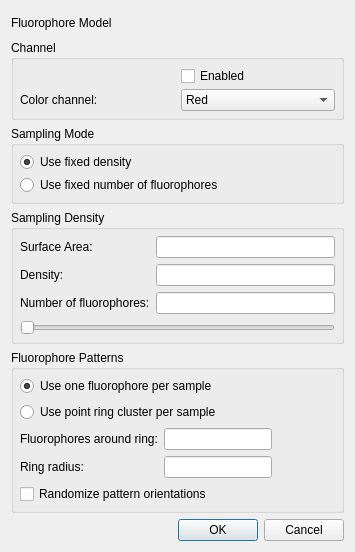
Before: the Qt Designer form apps/MicroscopeSimulator/FluorophoreModelDialog.ui in CISMM/MicroscopeSimulator2, drawn with Qt 5.
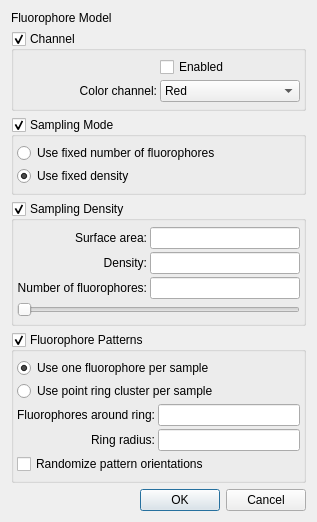
After: the same form once the commit is applied.

Commit message: Added prototype collapse capability for control panel sections.

```diff
--- a/apps/MicroscopeSimulator/FluorophoreModelDialog.ui
+++ b/apps/MicroscopeSimulator/FluorophoreModelDialog.ui
@@ -6,8 +6,8 @@
    <rect>
     <x>0</x>
     <y>0</y>
-    <width>355</width>
-    <height>552</height>
+    <width>297</width>
+    <height>470</height>
    </rect>
   </property>
   <property name="sizePolicy">
@@ -32,24 +32,42 @@
      <property name="title">
       <string>Channel</string>
      </property>
-     <layout class="QGridLayout" name="gridLayout">
-      <property name="horizontalSpacing">
-       <number>-1</number>
-      </property>
-      <property name="verticalSpacing">
+     <property name="checkable">
+      <bool>true</bool>
+     </property>
+     <layout class="QVBoxLayout" name="verticalLayout_5">
+      <property name="leftMargin">
+       <number>0</number>
+      </property>
+      <property name="topMargin">
        <number>3</number>
       </property>
+      <property name="rightMargin">
+       <number>0</number>
+      </property>
+      <property name="bottomMargin">
+       <number>3</number>
+      </property>
+      <item>
+       <widget class="QWidget" name="gui_ColorChannelWidget" native="true">
+        <layout class="QGridLayout" name="gridLayout_5">
       <property name="margin">
-       <number>6</number>
-      </property>
-      <item row="1" column="0">
+          <number>3</number>
+         </property>
+         <property name="spacing">
+          <number>3</number>
+         </property>
+         <item row="2" column="0">
        <widget class="QLabel" name="gui_ColorChannelLabel">
         <property name="text">
          <string>Color channel:</string>
         </property>
-       </widget>
-      </item>
-      <item row="1" column="1">
+           <property name="alignment">
+            <set>Qt::AlignRight|Qt::AlignTrailing|Qt::AlignVCenter</set>
+           </property>
+          </widget>
+         </item>
+         <item row="2" column="1">
        <widget class="QComboBox" name="gui_ColorChannelComboBox">
         <item>
          <property name="text">
@@ -73,7 +91,7 @@
         </item>
        </widget>
       </item>
-      <item row="0" column="1">
+         <item row="1" column="1">
        <widget class="QCheckBox" name="gui_EnabledCheckBox">
         <property name="text">
          <string>Enabled</string>
@@ -83,28 +101,45 @@
      </layout>
     </widget>
    </item>
+     </layout>
+    </widget>
+   </item>
    <item>
     <widget class="QGroupBox" name="gui_SamplingModeGroupBox">
      <property name="title">
       <string>Sampling Mode</string>
      </property>
+     <property name="flat">
+      <bool>false</bool>
+     </property>
+     <property name="checkable">
+      <bool>true</bool>
+     </property>
      <layout class="QVBoxLayout" name="verticalLayout_2">
       <property name="spacing">
+       <number>0</number>
+      </property>
+      <property name="leftMargin">
+       <number>0</number>
+      </property>
+      <property name="topMargin">
        <number>3</number>
       </property>
-      <property name="margin">
-       <number>6</number>
+      <property name="rightMargin">
+       <number>0</number>
+      </property>
+      <property name="bottomMargin">
+       <number>3</number>
       </property>
       <item>
-       <widget class="QRadioButton" name="gui_useFixedDensity">
-        <property name="text">
-         <string>Use fixed density</string>
-        </property>
-        <property name="checked">
-         <bool>true</bool>
-        </property>
-       </widget>
-      </item>
+       <widget class="QWidget" name="gui_SamplingModeWidget" native="true">
+        <layout class="QVBoxLayout" name="verticalLayout_6">
+         <property name="spacing">
+          <number>3</number>
+         </property>
+         <property name="margin">
+          <number>3</number>
+         </property>
       <item>
        <widget class="QRadioButton" name="gui_useFixedNumberOfFluorophores">
         <property name="text">
@@ -112,6 +147,19 @@
         </property>
        </widget>
       </item>
+         <item>
+          <widget class="QRadioButton" name="gui_useFixedDensity">
+           <property name="text">
+            <string>Use fixed density</string>
+           </property>
+           <property name="checked">
+            <bool>true</bool>
+           </property>
+          </widget>
+         </item>
+        </layout>
+       </widget>
+      </item>
      </layout>
     </widget>
    </item>
@@ -120,20 +168,41 @@
      <property name="title">
       <string>Sampling Density</string>
      </property>
-     <layout class="QFormLayout" name="formLayout_3">
-      <property name="horizontalSpacing">
-       <number>-1</number>
-      </property>
-      <property name="verticalSpacing">
-       <number>-1</number>
+     <property name="checkable">
+      <bool>true</bool>
+     </property>
+     <layout class="QVBoxLayout" name="verticalLayout_4">
+      <property name="spacing">
+       <number>0</number>
       </property>
+      <property name="leftMargin">
+       <number>0</number>
+      </property>
+      <property name="topMargin">
+       <number>3</number>
+      </property>
+      <property name="rightMargin">
+       <number>0</number>
+      </property>
+      <property name="bottomMargin">
+       <number>3</number>
+      </property>
+      <item>
+       <widget class="QWidget" name="gui_SamplingDensityWidget" native="true">
+        <layout class="QGridLayout" name="gridLayout_3">
       <property name="margin">
-       <number>6</number>
+          <number>3</number>
+         </property>
+         <property name="spacing">
+          <number>3</number>
       </property>
       <item row="0" column="0">
        <widget class="QLabel" name="gui_AreaLabel">
         <property name="text">
-         <string>Surface Area:</string>
+            <string>Surface area:</string>
+           </property>
+           <property name="alignment">
+            <set>Qt::AlignRight|Qt::AlignTrailing|Qt::AlignVCenter</set>
         </property>
        </widget>
       </item>
@@ -155,6 +224,9 @@
         <property name="text">
          <string>Density:</string>
         </property>
+           <property name="alignment">
+            <set>Qt::AlignRight|Qt::AlignTrailing|Qt::AlignVCenter</set>
+           </property>
        </widget>
       </item>
       <item row="1" column="1">
@@ -172,6 +244,9 @@
         <property name="text">
          <string>Number of fluorophores:</string>
         </property>
+           <property name="alignment">
+            <set>Qt::AlignRight|Qt::AlignTrailing|Qt::AlignVCenter</set>
+           </property>
        </widget>
       </item>
       <item row="2" column="1">
@@ -197,26 +272,41 @@
      </layout>
     </widget>
    </item>
+     </layout>
+    </widget>
+   </item>
    <item>
     <widget class="QGroupBox" name="gui_FluorophorePatternsGroupBox">
      <property name="title">
       <string>Fluorophore Patterns</string>
      </property>
      <property name="checkable">
-      <bool>false</bool>
+      <bool>true</bool>
      </property>
-     <layout class="QFormLayout" name="formLayout_2">
-      <property name="fieldGrowthPolicy">
-       <enum>QFormLayout::FieldsStayAtSizeHint</enum>
+     <layout class="QVBoxLayout" name="verticalLayout_3">
+      <property name="spacing">
+       <number>0</number>
       </property>
-      <property name="horizontalSpacing">
-       <number>-1</number>
+      <property name="leftMargin">
+       <number>0</number>
       </property>
-      <property name="verticalSpacing">
-       <number>-1</number>
+      <property name="topMargin">
+       <number>3</number>
       </property>
+      <property name="rightMargin">
+       <number>0</number>
+      </property>
+      <property name="bottomMargin">
+       <number>3</number>
+      </property>
+      <item>
+       <widget class="QWidget" name="gui_FluorophorePatternsWidget" native="true">
+        <layout class="QGridLayout" name="gridLayout_2">
       <property name="margin">
-       <number>6</number>
+          <number>3</number>
+         </property>
+         <property name="spacing">
+          <number>3</number>
       </property>
       <item row="0" column="0" colspan="2">
        <widget class="QRadioButton" name="gui_UseSingleFluorophorePerSampleRadioButton">
@@ -228,11 +318,21 @@
         </property>
        </widget>
       </item>
+         <item row="1" column="0" colspan="2">
+          <widget class="QRadioButton" name="gui_UsePointRingClusterRadioButton">
+           <property name="text">
+            <string>Use point ring cluster per sample</string>
+           </property>
+          </widget>
+         </item>
       <item row="2" column="0">
        <widget class="QLabel" name="gui_FluorophoresAroundRingLabel">
         <property name="text">
          <string>Fluorophores around ring:</string>
         </property>
+           <property name="alignment">
+            <set>Qt::AlignRight|Qt::AlignTrailing|Qt::AlignVCenter</set>
+           </property>
        </widget>
       </item>
       <item row="2" column="1">
@@ -243,6 +343,9 @@
         <property name="text">
          <string>Ring radius:</string>
         </property>
+           <property name="alignment">
+            <set>Qt::AlignRight|Qt::AlignTrailing|Qt::AlignVCenter</set>
+           </property>
        </widget>
       </item>
       <item row="3" column="1">
@@ -255,11 +358,7 @@
         </property>
        </widget>
       </item>
-      <item row="1" column="0" colspan="2">
-       <widget class="QRadioButton" name="gui_UsePointRingClusterRadioButton">
-        <property name="text">
-         <string>Use point ring cluster per sample</string>
-        </property>
+        </layout>
        </widget>
       </item>
      </layout>
@@ -287,7 +386,7 @@
       <enum>Qt::Vertical</enum>
      </property>
      <property name="sizeType">
-      <enum>QSizePolicy::Minimum</enum>
+      <enum>QSizePolicy::MinimumExpanding</enum>
      </property>
      <property name="sizeHint" stdset="0">
       <size>
```
Lines whose indentation alone changed are shown as unchanged. The commit also changes 2 other files.
